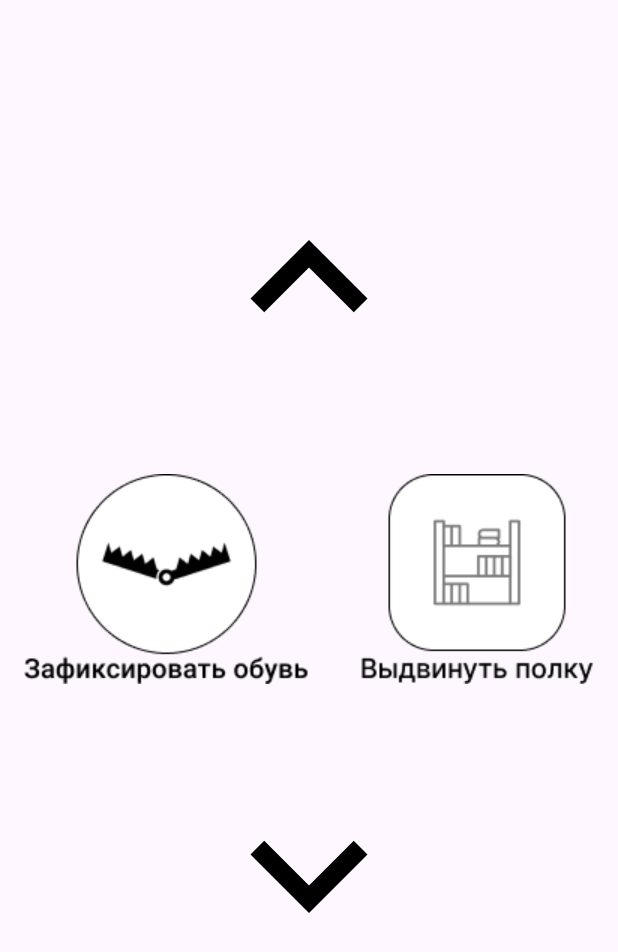
After one commit to hereyourname-hub/IS, an Android app: the Frame24 screen opened directly, with no data from a screen before it, on a phone screen of 412 x 824 dp. The commit adds this screen. Shown: the top 952 px of the screen. Run offline under Robolectric (Android 15) with nearby library versions, the phone set to English and light mode, and no system bars.

Commit message:
here frame 24

```diff
--- a/app/src/main/AndroidManifest.xml
+++ b/app/src/main/AndroidManifest.xml
@@ -1,7 +1,8 @@
 <?xml version="1.0" encoding="utf-8"?>
 <manifest xmlns:android="http://schemas.android.com/apk/res/android"
     xmlns:tools="http://schemas.android.com/tools">
-    <uses-permission android:name="android.permission.INTERNET"/>
+
+    <uses-permission android:name="android.permission.INTERNET" />
 
     <application
         android:allowBackup="true"
@@ -14,17 +15,18 @@
         android:theme="@style/Theme.EasyShelf"
         tools:targetApi="31">
         <activity
+            android:name=".Frame24"
+            android:exported="false" />
+        <activity
             android:name=".SplashScreen"
             android:exported="true"
-            android:theme="@style/Theme.LottieAnimation"
-            >
+            android:theme="@style/Theme.LottieAnimation">
             <intent-filter>
                 <action android:name="android.intent.action.MAIN" />
 
                 <category android:name="android.intent.category.LAUNCHER" />
             </intent-filter>
         </activity>
-
         <activity
             android:name=".Frame18"
             android:exported="false" />
@@ -40,9 +42,7 @@
         <activity
             android:name=".MainActivity"
             android:exported="true"
-            android:theme="@style/AppTheme.NoActionBar">
-
-        </activity>
+            android:theme="@style/AppTheme.NoActionBar"></activity>
     </application>
 
 </manifest>
--- a/app/src/main/java/com/example/easyshelf/Frame18.java
+++ b/app/src/main/java/com/example/easyshelf/Frame18.java
@@ -1,8 +1,10 @@
 package com.example.easyshelf;
 
 import androidx.appcompat.app.AppCompatActivity;
-
+import android.content.Intent;
 import android.os.Bundle;
+import android.view.View;
+import android.widget.ImageView;
 
 public class Frame18 extends AppCompatActivity {
 
@@ -10,5 +12,15 @@ public class Frame18 extends AppCompatActivity {
     protected void onCreate(Bundle savedInstanceState) {
         super.onCreate(savedInstanceState);
         setContentView(R.layout.activity_frame18);
+
+        ImageView btnSw = findViewById(R.id.btn_sw);
+        btnSw.setOnClickListener(new View.OnClickListener() {
+            @Override
+            public void onClick(View v) {
+                // Создаем Intent для запуска активности activity_frame24
+                Intent intent = new Intent(Frame18.this, Frame24.class);
+                startActivity(intent);
+            }
+        });
     }
 }
--- /dev/null
+++ b/app/src/main/java/com/example/easyshelf/Frame24.java
@@ -0,0 +1,14 @@
+package com.example.easyshelf;
+
+import androidx.appcompat.app.AppCompatActivity;
+
+import android.os.Bundle;
+
+public class Frame24 extends AppCompatActivity {
+
+    @Override
+    protected void onCreate(Bundle savedInstanceState) {
+        super.onCreate(savedInstanceState);
+        setContentView(R.layout.activity_frame24);
+    }
+}
--- /dev/null
+++ b/app/src/main/res/drawable/arrow_down.xml
@@ -0,0 +1,5 @@
+<vector android:height="70dp" android:tint="#000000"
+    android:viewportHeight="24" android:viewportWidth="24"
+    android:width="70dp" xmlns:android="http://schemas.android.com/apk/res/android">
+    <path android:fillColor="@android:color/white" android:pathData="M7.41,8.59L12,13.17l4.59,-4.58L18,10l-6,6 -6,-6 1.41,-1.41z"/>
+</vector>
--- /dev/null
+++ b/app/src/main/res/drawable/arrow_up.xml
@@ -0,0 +1,5 @@
+<vector android:height="70dp" android:tint="#000000"
+    android:viewportHeight="24" android:viewportWidth="24"
+    android:width="70dp" xmlns:android="http://schemas.android.com/apk/res/android">
+    <path android:fillColor="@android:color/white" android:pathData="M7.41,15.41L12,10.83l4.59,4.58L18,14l-6,-6 -6,6z"/>
+</vector>
--- a/app/src/main/res/layout/activity_frame18.xml
+++ b/app/src/main/res/layout/activity_frame18.xml
@@ -7,7 +7,7 @@
     tools:context=".Frame18">
 
     <ImageView
-        android:id="@+id/imageView2"
+        android:id="@+id/btn_sw"
         android:layout_width="wrap_content"
         android:layout_height="wrap_content"
         app:layout_constraintBottom_toBottomOf="parent"
--- /dev/null
+++ b/app/src/main/res/layout/activity_frame24.xml
@@ -0,0 +1,55 @@
+<?xml version="1.0" encoding="utf-8"?>
+<androidx.constraintlayout.widget.ConstraintLayout xmlns:android="http://schemas.android.com/apk/res/android"
+    xmlns:app="http://schemas.android.com/apk/res-auto"
+    xmlns:tools="http://schemas.android.com/tools"
+    android:layout_width="match_parent"
+    android:layout_height="match_parent"
+    tools:context=".Frame24">
+
+
+    <ImageView
+        android:id="@+id/imageView9"
+        android:layout_width="wrap_content"
+        android:layout_height="wrap_content"
+        app:layout_constraintBottom_toTopOf="@+id/imageView6"
+        app:layout_constraintEnd_toStartOf="@+id/imageView8"
+        app:layout_constraintHorizontal_bias="0.326"
+        app:layout_constraintStart_toStartOf="parent"
+        app:layout_constraintTop_toBottomOf="@+id/imageView5"
+        app:layout_constraintVertical_bias="0.515"
+        app:srcCompat="@drawable/group17" />
+
+    <ImageView
+        android:id="@+id/imageView6"
+        android:layout_width="249dp"
+        android:layout_height="156dp"
+        android:layout_marginTop="228dp"
+        app:layout_constraintBottom_toBottomOf="parent"
+        app:layout_constraintEnd_toEndOf="parent"
+        app:layout_constraintStart_toStartOf="parent"
+        app:layout_constraintTop_toBottomOf="@+id/imageView5"
+        app:layout_constraintVertical_bias="0.072"
+        app:srcCompat="@drawable/arrow_down" />
+
+    <ImageView
+        android:id="@+id/imageView8"
+        android:layout_width="wrap_content"
+        android:layout_height="wrap_content"
+        android:layout_marginEnd="16dp"
+        app:layout_constraintBottom_toTopOf="@+id/imageView6"
+        app:layout_constraintEnd_toEndOf="parent"
+        app:layout_constraintTop_toBottomOf="@+id/imageView5"
+        app:layout_constraintVertical_bias="0.515"
+        app:srcCompat="@drawable/group19" />
+
+    <ImageView
+        android:id="@+id/imageView5"
+        android:layout_width="249dp"
+        android:layout_height="156dp"
+        android:layout_marginTop="108dp"
+        app:layout_constraintEnd_toEndOf="parent"
+        app:layout_constraintStart_toStartOf="parent"
+        app:layout_constraintTop_toTopOf="parent"
+        app:srcCompat="@drawable/arrow_up" />
+
+</androidx.constraintlayout.widget.ConstraintLayout>
```
Also changed, not shown: app/src/main/res/drawable/group17.png (added), app/src/main/res/drawable/group19.png (added).
